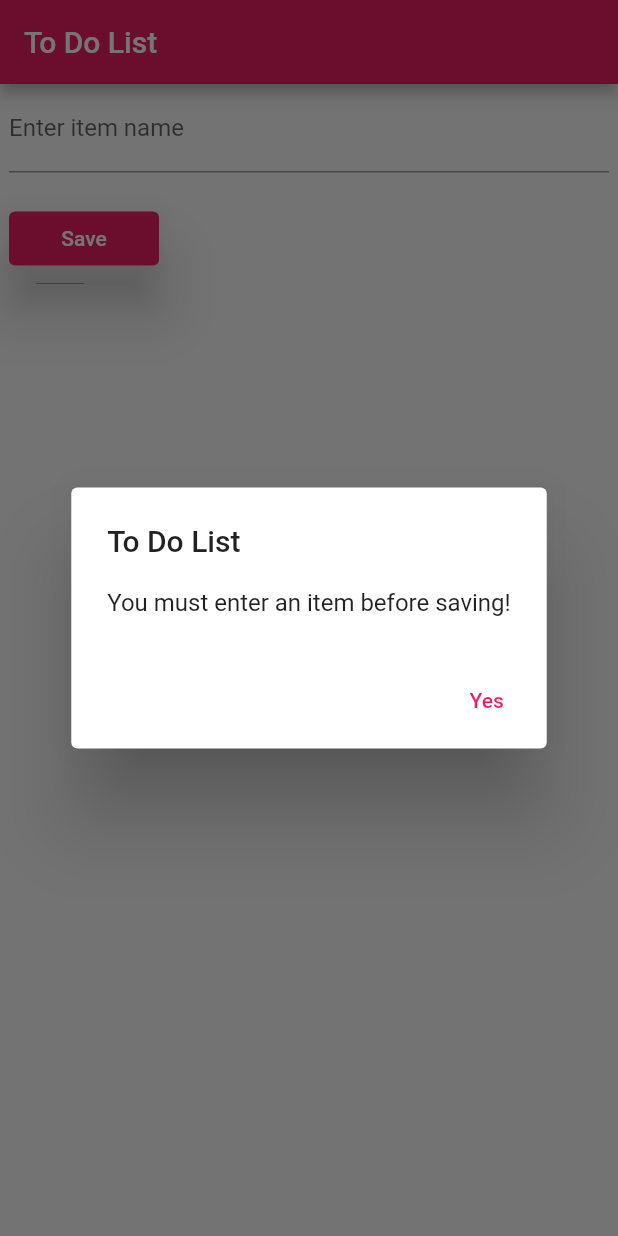
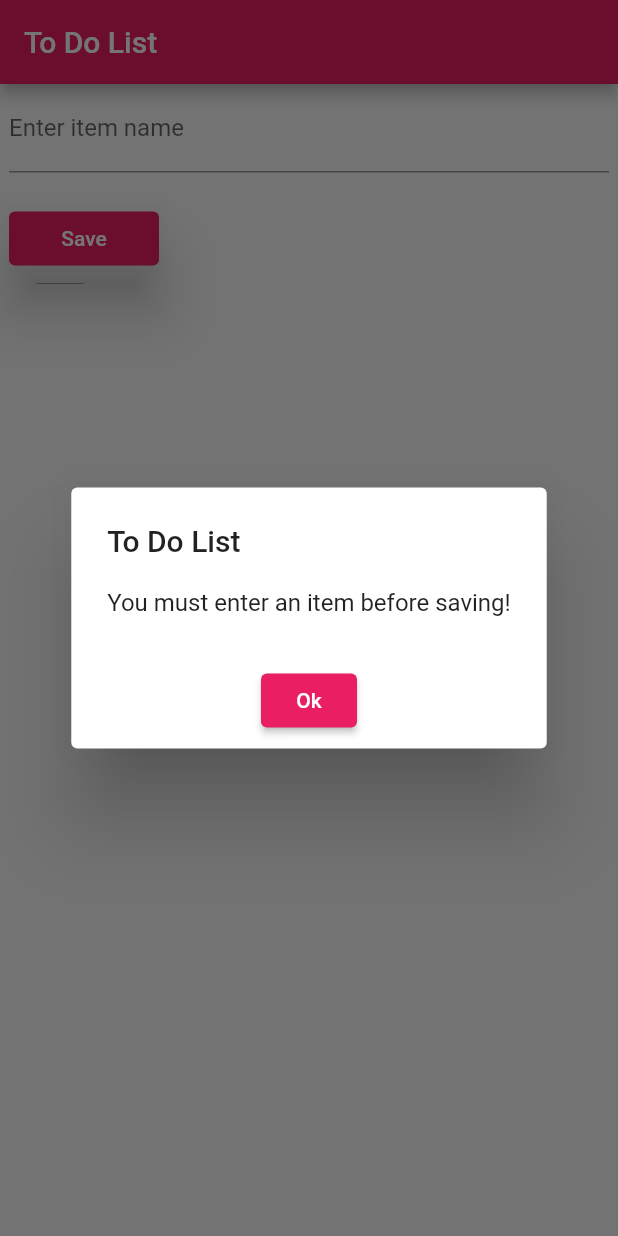
Before and after one commit to darius35150/todolist, a Flutter app: the screen it shows after launch, after a tap on "Save", on a phone screen of 412 x 824 dp. Run offline on Flutter 3.47's test engine with Material 2 defaults, Android fonts, the phone set to English and light mode, and no system bars; our stand-ins replace hive_flutter; accounts and stored records are empty; Roboto replaces fonts that are missing (Nunito).

Commit message:
Centered ok button and changed button type.

```diff
--- a/lib/home/home.dart
+++ b/lib/home/home.dart
@@ -35,11 +35,13 @@ class _Home extends State<Home> {
                 ),
               ),
               actions: <Widget>[
-                TextButton(
-                  child: const Text('Yes'),
-                  onPressed: () {
-                    Navigator.of(context).pop();
-                  },
+                Center(
+                  child: ElevatedButton(
+                    child: const Text('Ok'),
+                    onPressed: () {
+                      Navigator.of(context).pop();
+                    },
+                  )
                 ),
               ],
             );
```
Also changed, not shown: 3 other files.
